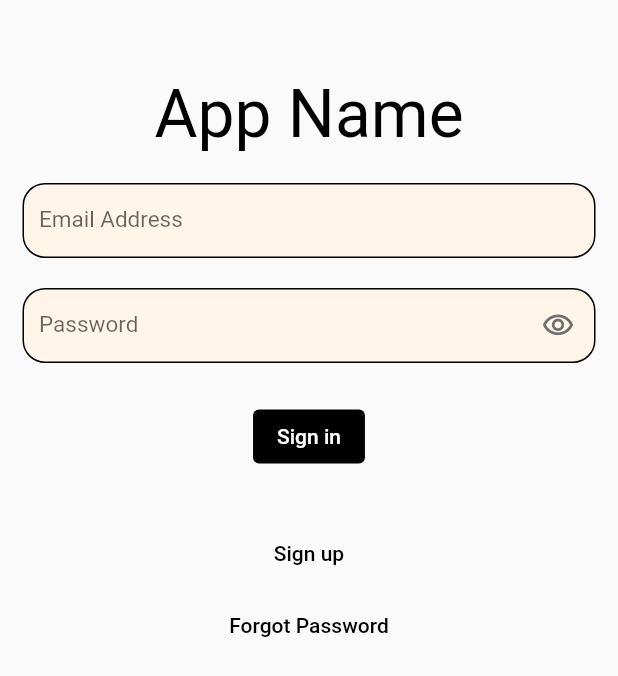
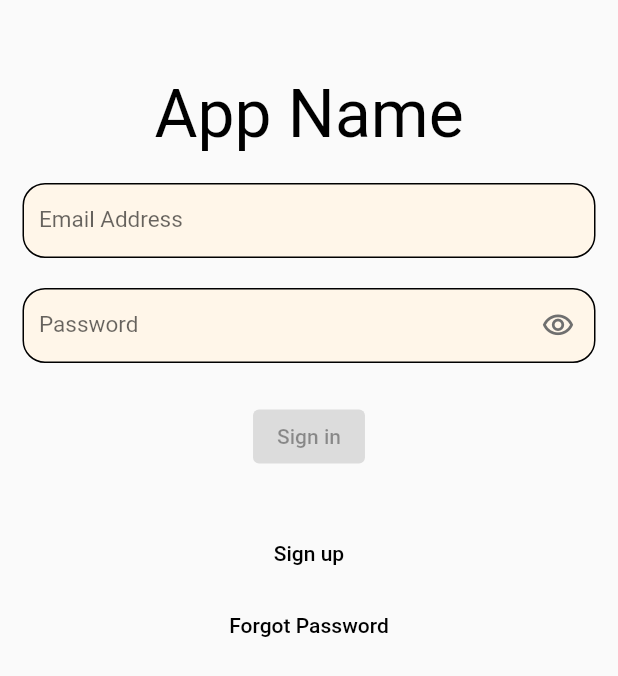
Before and after one commit to DDusy/FlutterApp, a Flutter app: the screen it shows after launch, on a phone screen of 412 x 824 dp. Shown: the top 676 px of the screen. Run offline on Flutter 3.47's test engine with Material 2 defaults, Android fonts, the phone set to English and light mode, and no system bars; our stand-ins replace firebase_auth, firebase_core; accounts and stored records are empty.

```diff
--- /dev/null
+++ b/lib/custom_class/c_inputfield.dart
@@ -0,0 +1,91 @@
+import 'package:flutter/material.dart';
+
+// ignore: must_be_immutable
+class InputField extends StatefulWidget {
+
+  final EdgeInsets padding;
+  final EdgeInsets margin;
+  final String hintText;
+  final TextEditingController controller;
+
+  bool isPassword = false;
+  bool isVisible;
+
+  InputField({
+    Key? key,
+    required this.padding,
+    required this.margin,
+    required this.hintText,
+    required this.controller,
+    this.isPassword = false,
+    this.isVisible = false}) : super(key: key);
+
+  @override
+  // ignore: no_logic_in_create_state
+  State<InputField> createState() => _InputFieldState(
+    padding, margin, hintText, controller, isPassword, isVisible
+  );
+}
+
+class _InputFieldState extends State<InputField> {
+
+  EdgeInsets padding;
+  EdgeInsets margin;
+  String hintText;
+  TextEditingController controller;
+
+  bool isPassword = false;
+  bool isVisible;
+
+  _InputFieldState(
+    this.padding,
+    this.margin,
+    this.hintText,
+    this.controller,
+    this.isPassword,
+    this.isVisible);
+
+  @override
+  Widget build(BuildContext context) {
+    return Container(
+      padding: padding,
+      margin: margin,
+      width: double.infinity,
+      height: 50,
+      decoration: BoxDecoration(
+        color: const Color.fromARGB(255, 255, 246, 233),
+        border: Border.all(color: Colors.black),
+        borderRadius: const BorderRadius.all(Radius.circular(15)),
+      ),
+      child: TextField(
+        obscureText: isPassword ? !isVisible : false,
+        controller: controller,
+        decoration: InputDecoration(
+          labelText: hintText,
+          enabledBorder: InputBorder.none,
+          focusedBorder: InputBorder.none,
+          disabledBorder: InputBorder.none,
+          suffixIcon: isPassword ? InkWell(
+            onTap: () {
+              setState(() {
+                isVisible = !isVisible;
+              });
+            },
+            child: Icon(
+              isVisible ? Icons.visibility_off_outlined : Icons.visibility_outlined,
+              color: const Color.fromARGB(255, 111, 111, 111),
+              size: 22
+            )
+          ) : null,
+        ),
+        style: const TextStyle(fontSize: 15),
+        keyboardType: isVisible ? TextInputType.visiblePassword : TextInputType.emailAddress,
+        // onChanged: (value){
+        //   setState(() {
+
+        //   });
+        // }
+      ),
+    );
+  }
+}
--- a/lib/main.dart
+++ b/lib/main.dart
@@ -22,8 +22,8 @@ class MyApp extends StatelessWidget {
   @override
   Widget build(BuildContext context) {
     return MaterialApp(
-      theme: ThemeData(primaryColor: Color.fromARGB(255, 26, 26, 26)),
-      home: const LoginPage(),
+      theme: ThemeData(primaryColor: const Color.fromARGB(255, 26, 26, 26)),
+      home: LoginPage(),
     );
   }
 }
--- a/lib/pages/login_page.dart
+++ b/lib/pages/login_page.dart
@@ -1,10 +1,104 @@
-import 'signup_route.dart';
+import 'package:flutter/material.dart';
 
-import 'package:flutter/material.dart';
+//import 'signup_route.dart';
+import 'package:myflutterapp/custom_class/c_inputfield.dart';
 import 'package:myflutterapp/pages/signup_route.dart';
 
-class LoginPage extends StatelessWidget {
-  const LoginPage({Key? key}) : super(key: key);
+import 'package:firebase_auth/firebase_auth.dart';
+//import 'package:firebase_core/firebase_core.dart';
+
+class LoginPage extends StatefulWidget {
+
+  LoginPage({Key? key}) : super(key: key);
+
+  @override
+  State<LoginPage> createState() => _LoginPageState();
+}
+
+class _LoginPageState extends State<LoginPage> {
+
+  var emailController = TextEditingController();
+  var passwordController = TextEditingController();
+
+  bool isemptyemail = true;
+  bool isemptypassword = true;
+
+  bool enabledbutton = false;
+
+  @override
+  void initState() {
+    super.initState();
+
+    emailController.addListener( () {
+      setState(() {
+        isemptyemail = emailController.text.isEmpty;
+
+        enabledbutton = !isemptyemail && !isemptypassword;
+      });
+    });
+    passwordController.addListener(() {
+      setState(() {
+        isemptypassword = passwordController.text.isEmpty;
+
+        enabledbutton = !isemptyemail && !isemptypassword;
+      });
+    });
+  }
+
+  void signin() async {
+
+    UserCredential userCredential;
+    bool bcomplete = true;
+
+    try{
+      userCredential = await FirebaseAuth.instance.signInWithEmailAndPassword(
+        email: emailController.text,
+        password: passwordController.text
+      );
+    }
+    on FirebaseAuthException catch(e) {
+      // print('enter FirebaseAuthException Catch');
+      // print(e.code);
+      if(e.code == 'user-not-found' || e.code == 'wrong-password') {
+        print('user not found');
+      }
+      else if(e.code == 'invalid-email'){
+        print('please enter email');
+      }
+
+      bcomplete = false;
+    }
+    catch(e) {
+      print('Catch');
+      bcomplete = false;
+    }
+
+    if(bcomplete)
+      print('signin complete');
+
+    // navigator push login->main
+  }
+
+  void signup() {
+    Navigator.push(
+        context,
+        MaterialPageRoute(builder: (context) => const signup_route())
+    );
+
+    print(emailController.text);
+  }
+
+  void reset() {
+    print(passwordController.text);
+  }
+
+  @override
+  void dispose() {
+    emailController.dispose();
+    passwordController.dispose();
+
+    super.dispose();
+  }
 
   @override
   Widget build(BuildContext context) {
@@ -28,6 +122,7 @@ class LoginPage extends StatelessWidget {
               hintText: 'Email Address',
               padding: const EdgeInsets.only(left: 10),
               margin: const EdgeInsets.fromLTRB(15, 20, 15, 0),
+              controller: emailController,
             ),
 
             InputField(
@@ -35,6 +130,7 @@ class LoginPage extends StatelessWidget {
               padding: const EdgeInsets.only(left: 10),
               margin: const EdgeInsets.fromLTRB(15, 20, 15, 25),
               isPassword: true,
+              controller: passwordController,
             ),
 
             ElevatedButton(
@@ -44,31 +140,27 @@ class LoginPage extends StatelessWidget {
                 // Box Color
                 primary: Colors.black//Theme.of(context).colorScheme.primary,
               ).copyWith(elevation: ButtonStyleButton.allOrNull(0.0)),
-              onPressed: () {
-
-              },
+              onPressed: enabledbutton ? signin : null,
               child: const Text('Sign in'),
             ),
+
             const Padding(padding: EdgeInsets.only(top:30)),
+
             TextButton(
               style: TextButton.styleFrom(
                 primary: Colors.black,
               ),
-              onPressed: () {
-                Navigator.push(
-                  context,
-                  MaterialPageRoute(builder: (context)=>const signup_route())
-                );
-              },
+              // onPressed: () {
+              // },
+              onPressed: signup,
               child: const Text('Sign up'),
             ),
+
             TextButton(
               style: TextButton.styleFrom(
                 primary: Colors.black,
               ),
-              onPressed: () {
-
-              },
+              onPressed: reset,
               child: const Text('Forgot Password'),
             ),
           ],
@@ -77,7 +169,7 @@ class LoginPage extends StatelessWidget {
     );
   }
 }
-
+/*
 // ignore: must_be_immutable
 class InputField extends StatefulWidget {
 
@@ -157,3 +249,4 @@ class _InputFieldState extends State<InputField> {
     );
   }
 }
+*/
```
Also changed, not shown: lib/pages/signup_route.dart (+40 -19 lines).
